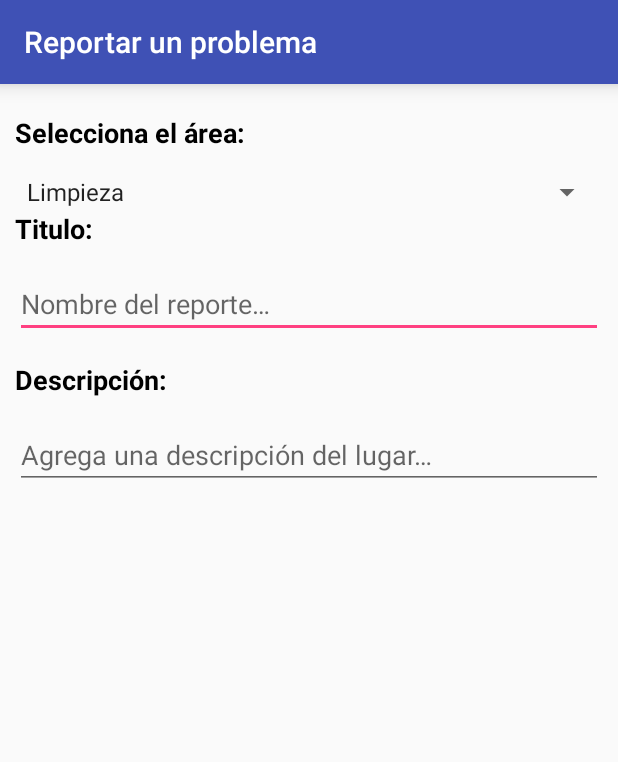
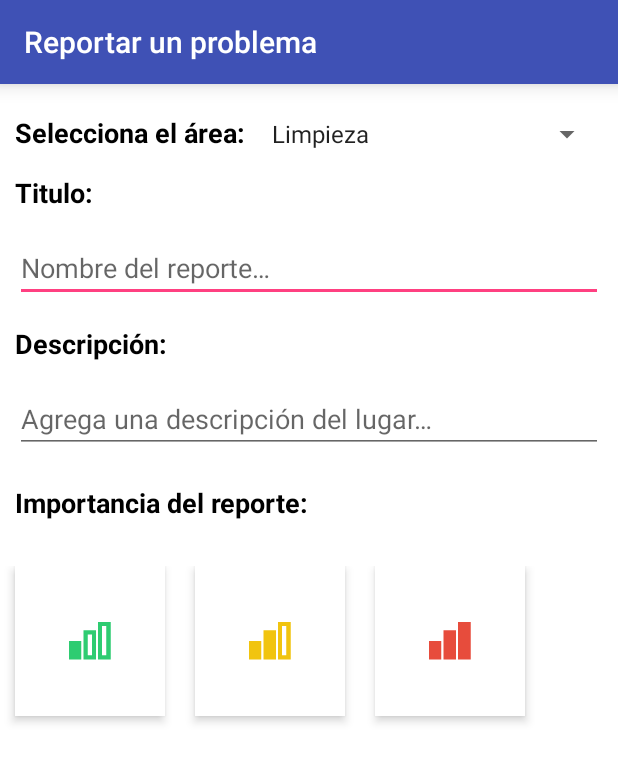
Before and after one commit to hgededwin/Appvisame, an Android app: the RegistroActivity screen opened directly, with no data from a screen before it, on a phone screen of 412 x 824 dp. Shown: the top 762 px of the screen. Run offline under Robolectric (Android 15) with nearby library versions, the light colour scheme and no system bars.

Commit message:
agregando prioridad

```diff
--- a/app/build.gradle
+++ b/app/build.gradle
@@ -25,6 +25,6 @@ dependencies {
     compile 'com.pkmmte.view:circularimageview:1.1'
     compile 'com.getbase:floatingactionbutton:1.7.0'
     compile 'com.android.support:recyclerview-v7:21.0.0'
-    compile 'com.android.support:cardview-v7:21.0.+'
+    compile 'com.android.support:cardview-v7:21.0.3'
 
 }
--- a/app/src/main/java/com/systemboy/appvisame/appvisame/RegistroActivity.java
+++ b/app/src/main/java/com/systemboy/appvisame/appvisame/RegistroActivity.java
@@ -3,18 +3,31 @@ package com.systemboy.appvisame.appvisame;
 import android.os.Bundle;
 import android.support.v7.app.ActionBarActivity;
 import android.support.v7.widget.Toolbar;
+import android.view.View;
 import android.widget.ArrayAdapter;
+import android.widget.Button;
+import android.widget.ImageButton;
 import android.widget.Spinner;
+import android.widget.Toast;
+
 
 public class RegistroActivity extends ActionBarActivity {
 
     String [] Areas;
     Spinner spAreas;
+    ImageButton btnsatusNormal, btnStatusImportante, btnStatusUrgente;
+    Button btnelegir;
 
     @Override
     public void onCreate(Bundle savedInstanceState){
         super.onCreate(savedInstanceState);
         setContentView(R.layout.activity_registro);
+
+        btnsatusNormal = (ImageButton)findViewById(R.id.image_status_normal);
+        btnStatusImportante = (ImageButton)findViewById(R.id.image_status_importante);
+        btnStatusUrgente = (ImageButton)findViewById(R.id.image_status_urgente);
+        btnelegir = (Button)findViewById(R.id.btn_elegir);
+        btnelegir.setVisibility(View.GONE);
 
         spAreas = (Spinner)findViewById(R.id.sp_areas);
         Areas = getResources().getStringArray(R.array.array_areas);
@@ -25,5 +38,46 @@ public class RegistroActivity extends ActionBarActivity {
         Toolbar toolbar = (Toolbar) findViewById(R.id.activity_my_toolbar);
         toolbar.setTitle(R.string.title_reporte);
         setSupportActionBar(toolbar);
+
+        btnsatusNormal.setOnClickListener(new View.OnClickListener() {
+            @Override
+            public void onClick(View v) {
+                btnStatusImportante.setVisibility(View.GONE);
+                btnStatusUrgente.setVisibility(View.GONE);
+                btnelegir.setVisibility(View.VISIBLE);
+                Toast.makeText(getApplicationContext(), "Prioridad: Normal", Toast.LENGTH_LONG).show();
+            }
+        });
+
+        btnStatusImportante.setOnClickListener(new View.OnClickListener() {
+            @Override
+            public void onClick(View v) {
+                btnsatusNormal.setVisibility(View.GONE);
+                btnStatusUrgente.setVisibility(View.GONE);
+                btnelegir.setVisibility(View.VISIBLE);
+                Toast.makeText(getApplicationContext(), "Prioridad: Importante", Toast.LENGTH_LONG).show();
+            }
+        });
+
+        btnStatusUrgente.setOnClickListener(new View.OnClickListener() {
+            @Override
+            public void onClick(View v) {
+                btnsatusNormal.setVisibility(View.GONE);
+                btnStatusImportante.setVisibility(View.GONE);
+                btnelegir.setVisibility(View.VISIBLE);
+                Toast.makeText(getApplicationContext(), "Prioridad: Urgente", Toast.LENGTH_LONG).show();
+            }
+        });
+
+        btnelegir.setOnClickListener(new View.OnClickListener() {
+            @Override
+            public void onClick(View v) {
+                btnsatusNormal.setVisibility(View.VISIBLE);
+                btnStatusImportante.setVisibility(View.VISIBLE);
+                btnStatusUrgente.setVisibility(View.VISIBLE);
+                btnelegir.setVisibility(View.GONE);
+            }
+        });
+
     }
 }
--- a/app/src/main/res/layout/activity_main.xml
+++ b/app/src/main/res/layout/activity_main.xml
@@ -1,5 +1,6 @@
 <RelativeLayout xmlns:android="http://schemas.android.com/apk/res/android"
     xmlns:tools="http://schemas.android.com/tools" android:layout_width="match_parent"
+    xmlns:fab="http://schemas.android.com/apk/res-auto"
     android:layout_height="match_parent"
     android:background="#FFF"
     tools:context=".MainActivity">
@@ -16,23 +17,24 @@
             android:id="@+id/cardList"
             android:layout_width="match_parent"
             android:layout_height="wrap_content"
-            android:elevation="100dp"/>
+            android:elevation="6dp"/>
     </LinearLayout>
 
     <FrameLayout
         android:id="@+id/content_frame"
         android:layout_width="match_parent"
-        android:elevation="3dp"
+        android:elevation="6dp"
         android:layout_height="match_parent">
 
         <com.getbase.floatingactionbutton.FloatingActionButton
             android:id="@+id/btnNewProblem"
-            xmlns:fab="http://schemas.android.com/apk/res-auto"
             android:layout_width="wrap_content"
             android:layout_height="wrap_content"
+            fab:fab_addButtonPlusIconColor="@color/button_material_light"
             fab:fab_icon="@drawable/ic_action_new"
             fab:fab_colorNormal="#FF4081"
             fab:fab_colorPressed="#E91E63"
+            android:elevation="6dp"
             android:layout_gravity="right|bottom"
             android:layout_alignParentBottom="true"
             android:layout_alignParentRight="true"
--- a/app/src/main/res/layout/activity_registro.xml
+++ b/app/src/main/res/layout/activity_registro.xml
@@ -1,12 +1,19 @@
 <?xml version="1.0" encoding="utf-8"?>
 <LinearLayout xmlns:android="http://schemas.android.com/apk/res/android"
     android:orientation="vertical" android:layout_width="match_parent"
+    android:background="@color/white_color"
     android:layout_height="match_parent">
 
     <include
         layout="@layout/toolbar"
         android:layout_width="match_parent"
         android:layout_height="wrap_content" />
+
+    <LinearLayout
+        android:layout_width="match_parent"
+        android:layout_height="wrap_content"
+        android:layout_marginBottom="15dp"
+        android:orientation="horizontal">
 
         <TextView
             android:layout_width="wrap_content"
@@ -23,10 +30,10 @@
             android:layout_width="match_parent"
             android:layout_height="wrap_content"
             android:id="@+id/sp_areas"
-        android:layout_marginTop="15dp"
-        android:layout_gravity="center_horizontal"
+            android:layout_marginTop="20dp"
             android:layout_marginLeft="10dp"
             android:layout_marginRight="10dp"/>
+        </LinearLayout>
 
     <TextView
         android:layout_width="wrap_content"
@@ -65,9 +72,96 @@
         android:layout_width="match_parent"
         android:layout_height="wrap_content"
         android:layout_marginTop="15dp"
+        android:layout_marginLeft="10dp"
+        android:layout_marginRight="10dp"
+        android:inputType="textPersonName"
         android:hint="@string/txt_agrega_description"
-        android:id="@+id/editText2"
-        android:layout_marginRight="10dp"
-        android:layout_marginLeft="10dp"/>
+        android:maxLength="50"
+        android:ems="10"
+        android:id="@+id/editText2" />
+
+    <LinearLayout
+        android:layout_width="match_parent"
+        android:layout_height="40dp"
+        android:layout_marginTop="15dp"
+        android:layout_marginBottom="10dp"
+        android:orientation="horizontal">
+
+        <TextView
+            android:layout_width="wrap_content"
+            android:layout_height="wrap_content"
+            android:text="@string/txt_seleciona_importancia"
+            android:textColor="@color/black_color"
+            android:textSize="18sp"
+            android:textStyle="bold"
+            android:layout_marginTop="5dp"
+            android:layout_marginLeft="10dp"
+            android:id="@+id/textView4" />
+
+        <Button
+            android:layout_width="100dp"
+            android:layout_height="30dp"
+            android:text="@string/txt_quiero_elegir"
+            android:textColor="@color/accent_color"
+            android:textSize="10sp"
+            android:textStyle="bold"
+            android:background="@color/white_color"
+            android:elevation="4dp"
+            android:layout_marginLeft="20dp"
+            android:id="@+id/btn_elegir" />
 
         </LinearLayout>
+
+
+    <LinearLayout
+        android:layout_width="match_parent"
+        android:orientation="horizontal"
+        android:layout_marginTop="10dp"
+        android:layout_height="wrap_content">
+
+        <ImageButton
+            android:layout_width="100dp"
+            android:layout_height="100dp"
+            android:src="@drawable/ic_normal_status"
+            android:layout_marginLeft="10dp"
+            android:layout_marginRight="10dp"
+            android:layout_marginTop="10dp"
+            android:layout_marginBottom="10dp"
+            android:elevation="4dp"
+            android:background="@color/white_color"
+            android:id="@+id/image_status_normal"
+            android:layout_gravity="center_horizontal" />
+
+        <ImageButton
+            android:layout_width="100dp"
+            android:layout_height="100dp"
+            android:src="@drawable/ic_medium_status"
+            android:layout_marginRight="10dp"
+            android:layout_marginTop="10dp"
+            android:layout_marginBottom="10dp"
+            android:layout_marginLeft="10dp"
+            android:background="@color/white_color"
+            android:elevation="4dp"
+            android:id="@+id/image_status_importante"
+            android:layout_gravity="center_horizontal" />
+
+        <ImageButton
+            android:layout_width="100dp"
+            android:layout_height="100dp"
+            android:background="@color/white_color"
+            android:src="@drawable/ic_max_status"
+            android:layout_marginTop="10dp"
+            android:layout_marginBottom="10dp"
+            android:layout_marginLeft="10dp"
+            android:layout_marginRight="15dp"
+            android:id="@+id/image_status_urgente"
+            android:elevation="4dp"
+            android:layout_gravity="center_horizontal" />
+
+
+        </LinearLayout>
+
+
+
+
+</LinearLayout>
--- a/app/src/main/res/layout/card.xml
+++ b/app/src/main/res/layout/card.xml
@@ -4,6 +4,7 @@
     android:id="@+id/card_view"
     android:layout_width="match_parent"
     android:layout_height="200dp"
+    android:elevation="6dp"
     card_view:cardCornerRadius="8dp"
     android:layout_margin="5dp"
    >
--- a/app/src/main/res/values/strings.xml
+++ b/app/src/main/res/values/strings.xml
@@ -12,4 +12,6 @@
     <string name="txt_agrega_description">Agrega una descripción del lugar…</string>
     <string name="txt_nombre_reporte">Nombre del reporte…</string>
     <string name="title_reporte">Reportar un problema</string>
+    <string name="txt_seleciona_importancia">Importancia del reporte:</string>
+    <string name="txt_quiero_elegir">Elegir de nuevo</string>
 </resources>
```
Also changed, not shown: app/src/main/res/drawable-hdpi/ic_action_new.png, app/src/main/res/drawable-mdpi/ic_action_new.png, app/src/main/res/drawable-xhdpi/ic_action_new.png, app/src/main/res/drawable-xxhdpi/ic_action_new.png. Lines whose indentation alone changed are shown as unchanged.
